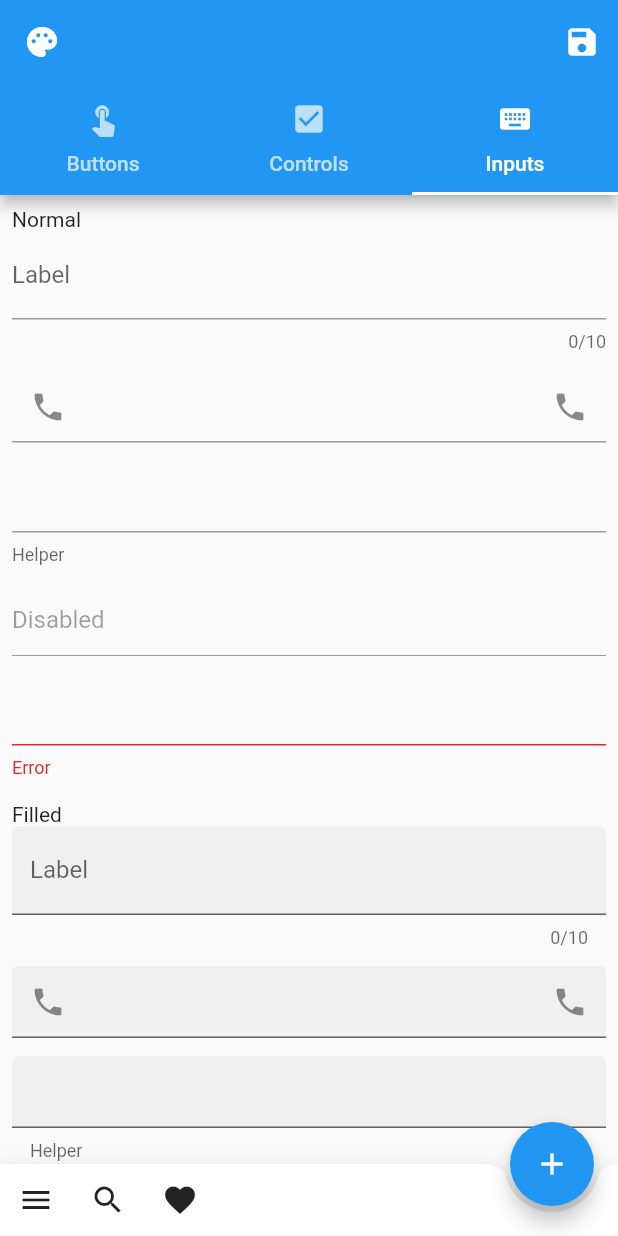
After one commit to shilangyu/theme_customizer, a Flutter app: the screen it shows after launch, tab 3 chosen, on a phone screen of 412 x 824 dp. The commit adds this screen. Run offline on Flutter 3.47's test engine with Material 2 defaults, Android fonts, the phone set to English and light mode, and no system bars; our stand-ins replace flutter_colorpicker.

Commit message:
Add inputs preview

```diff
--- a/lib/src/custom_theme_picker.dart
+++ b/lib/src/custom_theme_picker.dart
@@ -3,6 +3,7 @@ import 'package:theme_customizer/src/editor/color_edit_section.dart';
 import 'package:theme_customizer/src/editor/edit_section.dart';
 import 'package:theme_customizer/src/preview/buttons_preview_tab.dart';
 import 'package:theme_customizer/src/preview/controls_preview_tab.dart';
+import 'package:theme_customizer/src/preview/inputs_preview_tab.dart';
 import 'package:theme_customizer/src/preview/preview_tab.dart';
 
 import 'custom_theme.dart';
@@ -17,6 +18,7 @@ class CustomThemePicker extends StatelessWidget {
   final List<PreviewTab> _previewTabs = [
     ButtonsPreviewTab(),
     ControlsPreviewTab(),
+    InputsPreviewTab(),
   ];
   final List<EditSection> _editSections = [
     ColorEditSection(),
--- /dev/null
+++ b/lib/src/preview/inputs_preview_tab.dart
@@ -0,0 +1,68 @@
+import 'package:flutter/material.dart';
+
+import 'preview_tab.dart';
+
+class InputsPreviewTab extends StatelessWidget implements PreviewTab {
+  @override
+  IconData get icon => Icons.keyboard;
+
+  @override
+  String get title => 'Inputs';
+
+  List<Widget> buildFields({required bool filled}) => [
+        TextField(
+          decoration: InputDecoration(
+            filled: filled,
+            labelText: 'Label',
+            hintText: 'Hint',
+          ),
+          maxLength: 10,
+        ),
+        const SizedBox(height: 12),
+        TextField(
+          decoration: InputDecoration(
+            filled: filled,
+            prefixText: 'Prefix',
+            prefixIcon: Icon(Icons.phone),
+            suffixIcon: Icon(Icons.phone),
+            suffixText: 'Suffix',
+          ),
+        ),
+        const SizedBox(height: 12),
+        TextField(
+          decoration: InputDecoration(
+            filled: filled,
+            helperText: 'Helper',
+          ),
+        ),
+        const SizedBox(height: 12),
+        TextField(
+          decoration: InputDecoration(
+            filled: filled,
+            enabled: false,
+            hintText: 'Disabled',
+          ),
+        ),
+        const SizedBox(height: 12),
+        TextField(
+          decoration: InputDecoration(
+            filled: filled,
+            errorText: 'Error',
+          ),
+        ),
+      ];
+
+  @override
+  Widget build(BuildContext context) {
+    return ListView(
+      padding: EdgeInsets.all(8),
+      children: [
+        Text('Normal'),
+        ...buildFields(filled: false),
+        const SizedBox(height: 16),
+        Text('Filled'),
+        ...buildFields(filled: true),
+      ],
+    );
+  }
+}
```
